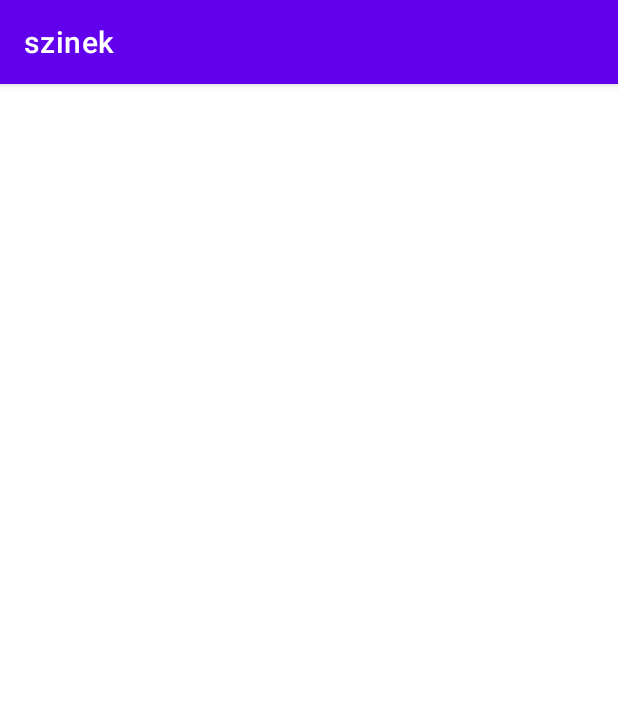
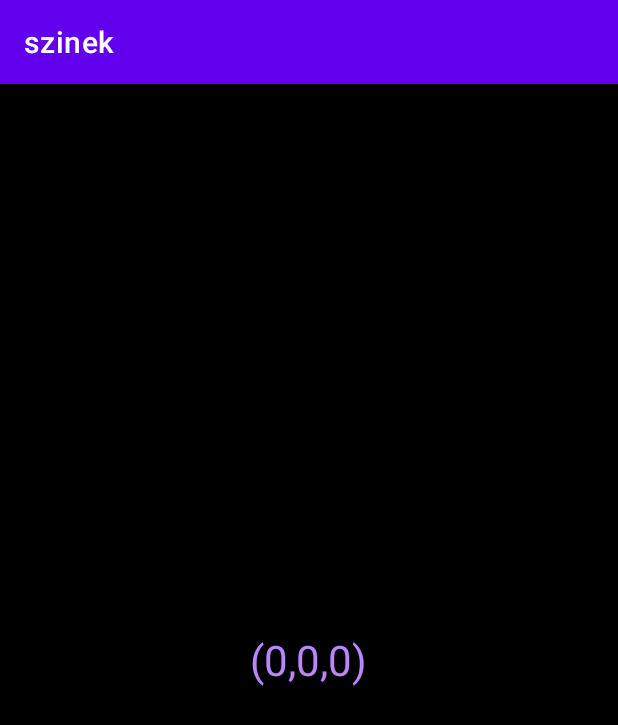
Before and after one commit to lacgondi/Android-szinek, an Android app: the screen it shows after launch (MainActivity), on a phone screen of 412 x 824 dp. Shown: the top 725 px of the screen. Run offline under Robolectric (Android 15) with nearby library versions, the phone set to English and light mode, and no system bars.

Commit message:
Create basic layout

```diff
--- a/app/src/main/java/com/example/szinek/MainActivity.java
+++ b/app/src/main/java/com/example/szinek/MainActivity.java
@@ -3,12 +3,25 @@ package com.example.szinek;
 import androidx.appcompat.app.AppCompatActivity;
 
 import android.os.Bundle;
+import android.widget.RelativeLayout;
+import android.widget.TextView;
 
 public class MainActivity extends AppCompatActivity {
+
+
+    private RelativeLayout layout;
+    private TextView text;
 
     @Override
     protected void onCreate(Bundle savedInstanceState) {
         super.onCreate(savedInstanceState);
         setContentView(R.layout.activity_main);
+
+        init();
+    }
+
+    private void init() {
+        layout = findViewById(R.id.layout);
+        text = findViewById(R.id.textSzin);
     }
 }
--- a/app/src/main/res/layout/activity_main.xml
+++ b/app/src/main/res/layout/activity_main.xml
@@ -4,7 +4,27 @@
     xmlns:tools="http://schemas.android.com/tools"
     android:layout_width="match_parent"
     android:layout_height="match_parent"
-    tools:context=".MainActivity">
+    tools:context=".MainActivity"
+    android:background="#000"
+    android:id="@+id/layout">
+
+    <!--<TextView
+        android:layout_width="wrap_content"
+        android:layout_height="wrap_content"
+        android:id="@+id/textSzin"
+        android:text="Mr. White, this is colored text yo"
+        android:layout_centerInParent="true"
+        android:textSize="28sp"
+        android:textColor="@color/red"/>-->
+
+    <TextView
+        android:layout_width="wrap_content"
+        android:layout_height="wrap_content"
+        android:id="@+id/textSzin"
+        android:text="(0,0,0)"
+        android:layout_centerInParent="true"
+        android:textSize="28sp"
+        android:textColor="@color/purple_200"/>
 
 
 
--- a/app/src/main/res/values/colors.xml
+++ b/app/src/main/res/values/colors.xml
@@ -7,4 +7,5 @@
     <color name="teal_700">#FF018786</color>
     <color name="black">#FF000000</color>
     <color name="white">#FFFFFFFF</color>
+    <color name="red">#B71C1C</color>
 </resources>
```
